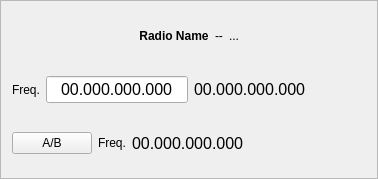
Above: mqt/MqtLogger/rigcontrolframe.ui from zsteva/backup-minos2 before the change. Below: the same form after it.
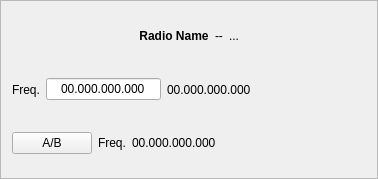
That is the form after the change.

The edit to the form file:
```diff
--- a/mqt/MqtLogger/rigcontrolframe.ui
+++ b/mqt/MqtLogger/rigcontrolframe.ui
@@ -102,11 +102,6 @@
        </item>
        <item>
         <widget class="QLineEdit" name="freqInputA">
-         <property name="font">
-          <font>
-           <pointsize>12</pointsize>
-          </font>
-         </property>
          <property name="inputMask">
           <string>99.999.999.999</string>
          </property>
@@ -120,11 +115,6 @@
        </item>
        <item>
         <widget class="QLabel" name="freqDispVFOA">
-         <property name="font">
-          <font>
-           <pointsize>12</pointsize>
-          </font>
-         </property>
          <property name="text">
           <string>00.000.000.000</string>
          </property>
@@ -172,11 +162,6 @@
        </item>
        <item>
         <widget class="QLabel" name="freqDispVFOB">
-         <property name="font">
-          <font>
-           <pointsize>12</pointsize>
-          </font>
-         </property>
          <property name="text">
           <string>00.000.000.000</string>
          </property>
```
